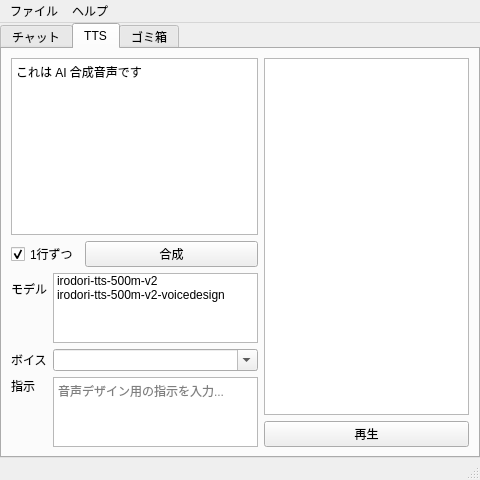
mitayuki3/flexichat, file src/MainWindow.ui: the form before one commit.
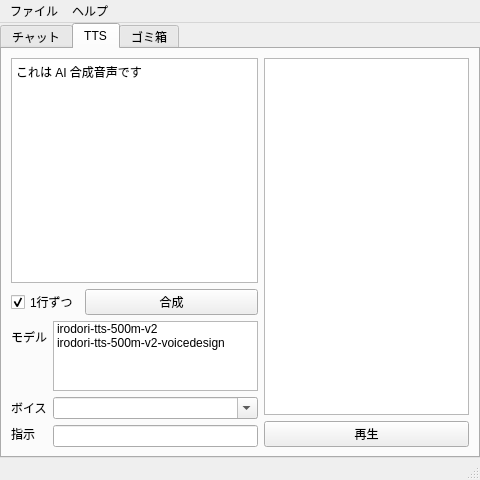
The form after the commit. The open tabs and pages were chosen to show the change.

Commit message: QLineEdit に置き換え

Patch:
```diff
--- a/src/MainWindow.ui
+++ b/src/MainWindow.ui
@@ -374,17 +374,7 @@
               </widget>
              </item>
              <item row="3" column="1">
-              <widget class="QPlainTextEdit" name="ttsInstructionsEdit">
-               <property name="sizePolicy">
-                <sizepolicy hsizetype="Expanding" vsizetype="Preferred">
-                 <horstretch>0</horstretch>
-                 <verstretch>1</verstretch>
-                </sizepolicy>
-               </property>
-               <property name="placeholderText">
-                <string>音声デザイン用の指示を入力...</string>
-               </property>
-              </widget>
+              <widget class="QLineEdit" name="ttsInstructionsEdit"/>
              </item>
             </layout>
            </widget>
```
The commit also changes 1 other file.
